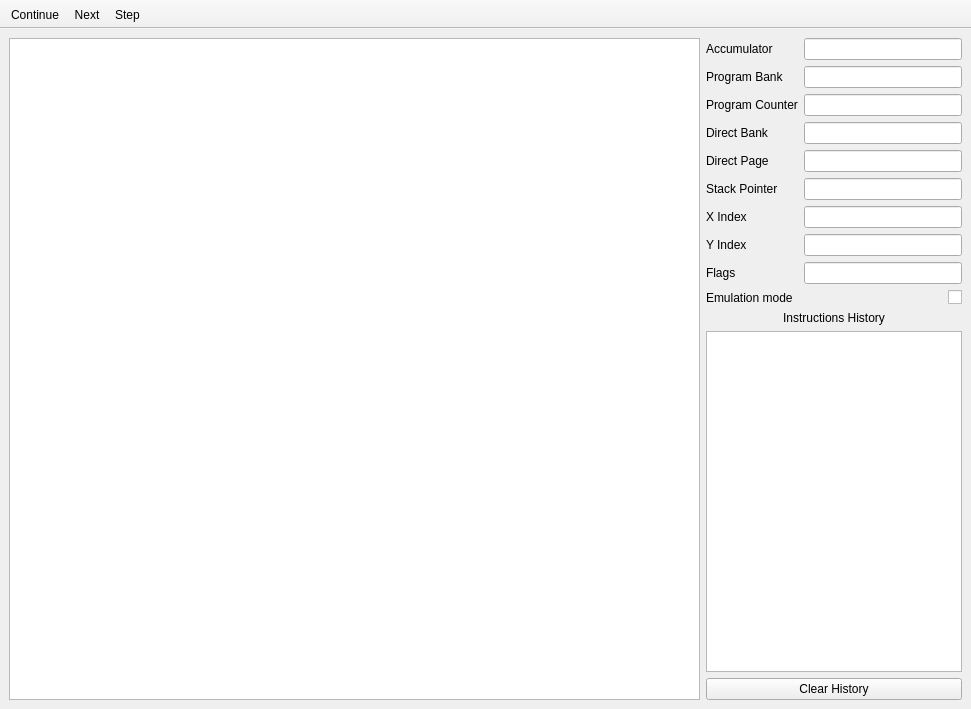
Before: the Qt Designer form ui/cpu.ui in zoriya/ComSquare, drawn with Qt 5.
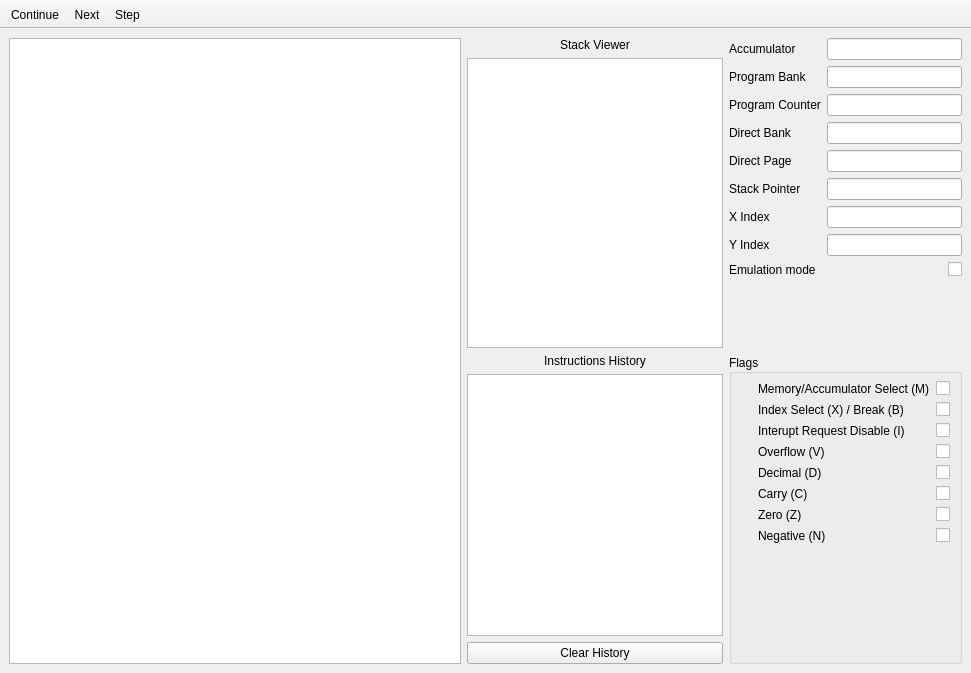
After: the same form once the commit is applied. Icons and pictures are not drawn.

Commit message: Reworking a bit the UI to add room for a stack viewer

Diff of the .ui file:
```diff
--- a/ui/cpu.ui
+++ b/ui/cpu.ui
@@ -7,7 +7,7 @@
     <x>0</x>
     <y>0</y>
     <width>971</width>
-    <height>709</height>
+    <height>673</height>
    </rect>
   </property>
   <property name="windowTitle">
@@ -21,7 +21,7 @@
    <bool>false</bool>
   </property>
   <widget class="QWidget" name="centralwidget">
-   <layout class="QGridLayout" name="gridLayout_2">
+   <layout class="QGridLayout" name="gridLayout_3">
     <item row="0" column="0" rowspan="2">
      <widget class="QTableView" name="disassembly">
       <property name="sizePolicy">
@@ -54,6 +54,23 @@
      </widget>
     </item>
     <item row="0" column="1">
+     <layout class="QGridLayout" name="gridLayout_2">
+      <item row="1" column="0">
+       <widget class="QTableView" name="stackView"/>
+      </item>
+      <item row="0" column="0">
+       <widget class="QLabel" name="label">
+        <property name="text">
+         <string>Stack Viewer</string>
+        </property>
+        <property name="alignment">
+         <set>Qt::AlignCenter</set>
+        </property>
+       </widget>
+      </item>
+     </layout>
+    </item>
+    <item row="0" column="2">
      <layout class="QFormLayout" name="formLayout">
       <item row="0" column="0">
        <widget class="QLabel" name="accumulatorLabel">
@@ -140,23 +157,13 @@
        <widget class="QLineEdit" name="yIndexLineEdit"/>
       </item>
       <item row="8" column="0">
-       <widget class="QLabel" name="flagsLabel">
-        <property name="text">
-         <string>Flags</string>
-        </property>
-       </widget>
-      </item>
-      <item row="8" column="1">
-       <widget class="QLineEdit" name="flagsLineEdit"/>
-      </item>
-      <item row="9" column="0">
        <widget class="QLabel" name="emulationModeLabel">
         <property name="text">
          <string>Emulation mode</string>
         </property>
        </widget>
       </item>
-      <item row="9" column="1">
+      <item row="8" column="1">
        <widget class="QCheckBox" name="emulationModeCheckBox">
         <property name="layoutDirection">
          <enum>Qt::RightToLeft</enum>
@@ -192,6 +199,151 @@
       </item>
      </layout>
     </item>
+    <item row="1" column="2">
+     <widget class="QGroupBox" name="formGroupBox">
+      <property name="title">
+       <string>Flags</string>
+      </property>
+      <property name="alignment">
+       <set>Qt::AlignLeading|Qt::AlignLeft|Qt::AlignVCenter</set>
+      </property>
+      <property name="flat">
+       <bool>false</bool>
+      </property>
+      <property name="checkable">
+       <bool>false</bool>
+      </property>
+      <layout class="QFormLayout" name="formLayout_2">
+       <property name="sizeConstraint">
+        <enum>QLayout::SetDefaultConstraint</enum>
+       </property>
+       <property name="labelAlignment">
+        <set>Qt::AlignLeading|Qt::AlignLeft|Qt::AlignVCenter</set>
+       </property>
+       <property name="formAlignment">
+        <set>Qt::AlignLeading|Qt::AlignLeft|Qt::AlignTop</set>
+       </property>
+       <property name="leftMargin">
+        <number>26</number>
+       </property>
+       <property name="topMargin">
+        <number>7</number>
+       </property>
+       <item row="0" column="0">
+        <widget class="QLabel" name="negativeLabel">
+         <property name="text">
+          <string>Memory/Accumulator Select (M)</string>
+         </property>
+        </widget>
+       </item>
+       <item row="0" column="1">
+        <widget class="QCheckBox" name="mCheckbox">
+         <property name="layoutDirection">
+          <enum>Qt::RightToLeft</enum>
+         </property>
+        </widget>
+       </item>
+       <item row="1" column="0">
+        <widget class="QLabel" name="zeroLabel">
+         <property name="text">
+          <string>Index Select (X) / Break (B)</string>
+         </property>
+        </widget>
+       </item>
+       <item row="1" column="1">
+        <widget class="QCheckBox" name="xCheckbox">
+         <property name="layoutDirection">
+          <enum>Qt::RightToLeft</enum>
+         </property>
+        </widget>
+       </item>
+       <item row="2" column="0">
+        <widget class="QLabel" name="carryLabel">
+         <property name="text">
+          <string>Interupt Request Disable (I)</string>
+         </property>
+        </widget>
+       </item>
+       <item row="2" column="1">
+        <widget class="QCheckBox" name="iCheckbox">
+         <property name="layoutDirection">
+          <enum>Qt::RightToLeft</enum>
+         </property>
+        </widget>
+       </item>
+       <item row="3" column="0">
+        <widget class="QLabel" name="Overflow">
+         <property name="text">
+          <string>Overflow (V)</string>
+         </property>
+        </widget>
+       </item>
+       <item row="3" column="1">
+        <widget class="QCheckBox" name="vCheckbox">
+         <property name="layoutDirection">
+          <enum>Qt::RightToLeft</enum>
+         </property>
+        </widget>
+       </item>
+       <item row="4" column="0">
+        <widget class="QLabel" name="decimalLabel">
+         <property name="text">
+          <string>Decimal (D)</string>
+         </property>
+        </widget>
+       </item>
+       <item row="4" column="1">
+        <widget class="QCheckBox" name="dCheckbox">
+         <property name="layoutDirection">
+          <enum>Qt::RightToLeft</enum>
+         </property>
+        </widget>
+       </item>
+       <item row="5" column="0">
+        <widget class="QLabel" name="memoryAccumulatorSelectLabel">
+         <property name="text">
+          <string>Carry (C)</string>
+         </property>
+        </widget>
+       </item>
+       <item row="5" column="1">
+        <widget class="QCheckBox" name="cCheckbox">
+         <property name="layoutDirection">
+          <enum>Qt::RightToLeft</enum>
+         </property>
+        </widget>
+       </item>
+       <item row="6" column="0">
+        <widget class="QLabel" name="indeXSelectLabel">
+         <property name="text">
+          <string>Zero (Z)</string>
+         </property>
+        </widget>
+       </item>
+       <item row="7" column="0">
+        <widget class="QLabel" name="irqDisableLabel">
+         <property name="text">
+          <string>Negative (N)</string>
+         </property>
+        </widget>
+       </item>
+       <item row="7" column="1">
+        <widget class="QCheckBox" name="nCheckbox">
+         <property name="layoutDirection">
+          <enum>Qt::RightToLeft</enum>
+         </property>
+        </widget>
+       </item>
+       <item row="6" column="1">
+        <widget class="QCheckBox" name="zCheckbox">
+         <property name="layoutDirection">
+          <enum>Qt::RightToLeft</enum>
+         </property>
+        </widget>
+       </item>
+      </layout>
+     </widget>
+    </item>
    </layout>
   </widget>
   <widget class="QToolBar" name="toolBar">
```
Left out of the diff: 6 changed lines with no effect on the pictures. The commit also changes 2 other files.
